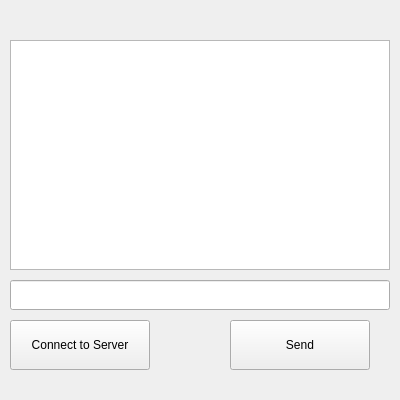
kar3798/TCPClient_QtCreator, file tcpclient.ui: the form before one commit.
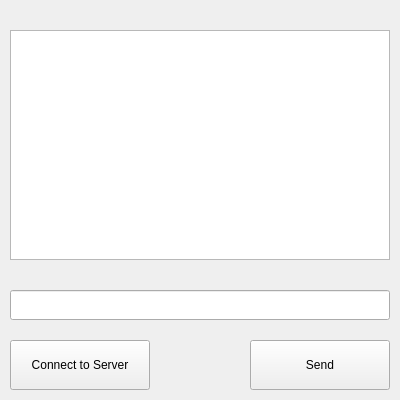
The form after the commit.

```diff
--- a/tcpclient.ui
+++ b/tcpclient.ui
@@ -18,7 +18,7 @@
     <property name="geometry">
      <rect>
       <x>10</x>
-      <y>320</y>
+      <y>340</y>
       <width>140</width>
       <height>50</height>
      </rect>
@@ -43,8 +43,8 @@
    <widget class="QPushButton" name="sendButton">
     <property name="geometry">
      <rect>
-      <x>230</x>
-      <y>320</y>
+      <x>250</x>
+      <y>340</y>
       <width>140</width>
       <height>50</height>
      </rect>
@@ -57,7 +57,7 @@
     <property name="geometry">
      <rect>
       <x>10</x>
-      <y>280</y>
+      <y>290</y>
       <width>380</width>
       <height>30</height>
      </rect>
@@ -67,12 +67,38 @@
     <property name="geometry">
      <rect>
       <x>10</x>
-      <y>40</y>
+      <y>30</y>
       <width>380</width>
       <height>230</height>
      </rect>
     </property>
    </widget>
+   <widget class="QLabel" name="label_instruction">
+    <property name="geometry">
+     <rect>
+      <x>10</x>
+      <y>270</y>
+      <width>380</width>
+      <height>20</height>
+     </rect>
+    </property>
+    <property name="text">
+     <string/>
+    </property>
+   </widget>
+   <widget class="QLabel" name="label_instruction_2">
+    <property name="geometry">
+     <rect>
+      <x>250</x>
+      <y>320</y>
+      <width>140</width>
+      <height>20</height>
+     </rect>
+    </property>
+    <property name="text">
+     <string/>
+    </property>
+   </widget>
   </widget>
   <widget class="QMenuBar" name="menubar">
    <property name="geometry">
```
Left out of the diff: 2 changed lines with no effect on the pictures.
